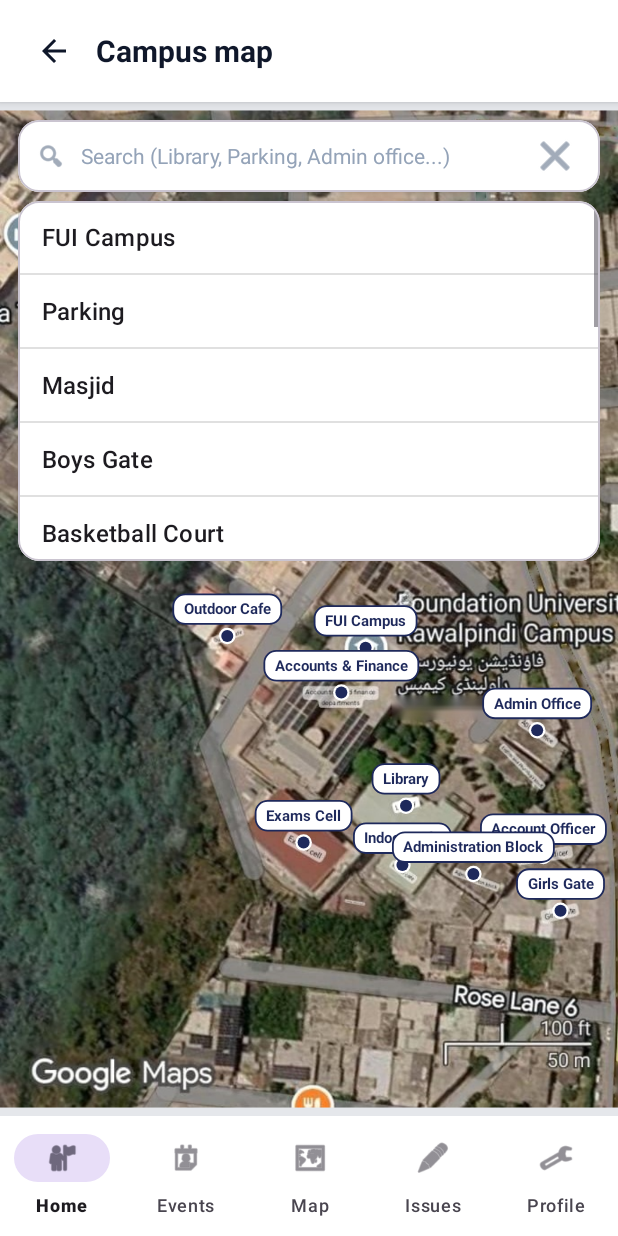
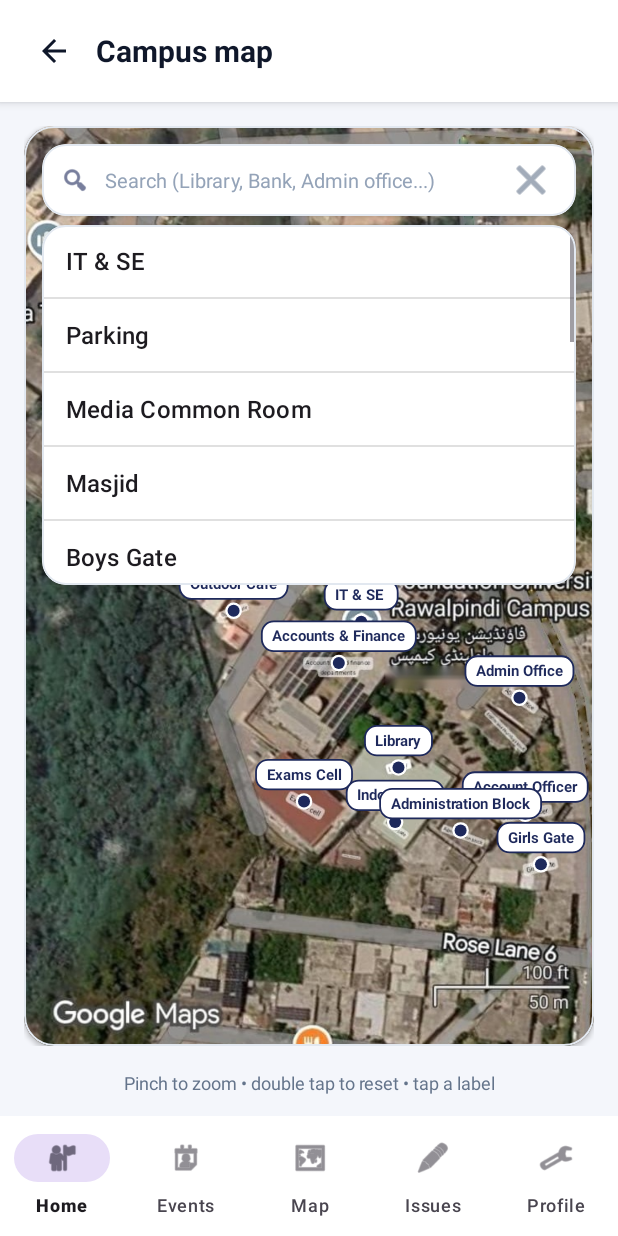
Before and after one commit to Ansa0112/Campus-Super-App, an Android app: the fragment CampusMapFragment placed in its activity, after a tap on "Clear", on a phone screen of 412 x 824 dp. Run offline under Robolectric (Android 15) with nearby library versions, the phone set to English and light mode, and no system bars; our stand-ins replace Firebase (no records; nobody signed in at launch, a user with empty details on screens opened directly).

Commit message:
Add campus map fragment with labels and search

```diff
--- a/app/src/main/java/com/example/campussuperapp/CampusMapFragment.java
+++ b/app/src/main/java/com/example/campussuperapp/CampusMapFragment.java
@@ -40,8 +40,9 @@ public class CampusMapFragment extends Fragment {
     // Har jagah ki position image ke pixels mein (x, y). Image par jahan label chahiye wahan ki
     // x,y yahan likh dein. Naya naam jorna ho to ek line aur add kar dein.
     private static final List<CampusMapView.Spot> SPOTS = Arrays.asList(
-            spot("FUI Campus", 407, 598),
+            spot("IT & SE ", 407, 598),
             spot("Parking", 394, 268),
+            spot("Media Common Room", 204, 381),
             spot("Masjid", 480, 428),
             spot("Boys Gate", 512, 463),
             spot("Basketball Court", 303, 487),
--- a/app/src/main/java/com/example/campussuperapp/CampusMapView.java
+++ b/app/src/main/java/com/example/campussuperapp/CampusMapView.java
@@ -41,6 +41,10 @@ public class CampusMapView extends View {
         void onSpotClick(Spot spot);
     }
 
+    public interface OnLongPressListener {
+        void onLongPress(float fx, float fy); // image ke andar position (0..1)
+    }
+
     private Bitmap bitmap;
     private final Matrix matrix = new Matrix();
     private final float[] m = new float[9];
@@ -51,6 +55,7 @@ public class CampusMapView extends View {
     private final List<Spot> spots = new ArrayList<>();
     private Spot selected;
     private OnSpotClickListener listener;
+    private OnLongPressListener longPressListener;
 
     private final float density;
     private final Paint bitmapPaint = new Paint(Paint.ANTI_ALIAS_FLAG | Paint.FILTER_BITMAP_FLAG);
@@ -106,6 +111,17 @@ public class CampusMapView extends View {
                 return true;
             }
 
+            // Long press: jis jagah dabaya uske image coordinates bata do (jagah jorne ke liye)
+            @Override
+            public void onLongPress(MotionEvent e) {
+                if (!ready || longPressListener == null) return;
+                Matrix inv = new Matrix();
+                matrix.invert(inv);
+                float[] p = {e.getX(), e.getY()};
+                inv.mapPoints(p);
+                longPressListener.onLongPress(p[0] / bitmap.getWidth(), p[1] / bitmap.getHeight());
+            }
+
             @Override
             public boolean onDoubleTap(MotionEvent e) {
                 if (!ready) return false;
@@ -156,6 +172,10 @@ public class CampusMapView extends View {
 
     public void setOnSpotClickListener(OnSpotClickListener l) {
         listener = l;
+    }
+
+    public void setOnLongPressListener(OnLongPressListener l) {
+        longPressListener = l;
     }
 
     public void selectSpot(@Nullable Spot s, boolean zoomIn) {
--- a/app/src/main/res/layout/fragment_campus_map.xml
+++ b/app/src/main/res/layout/fragment_campus_map.xml
@@ -5,13 +5,13 @@
     android:layout_width="match_parent"
     android:layout_height="match_parent"
     android:orientation="vertical"
-    android:background="#FFFFFF"
+    android:background="#F4F6FB"
     android:clickable="true"
     android:focusable="true"
     android:focusableInTouchMode="true"
     tools:context=".CampusMapFragment">
 
-    <!-- Header -->
+    <!-- Header (Contact Us / Emergency jaisa) -->
     <LinearLayout
         android:layout_width="match_parent"
         android:layout_height="wrap_content"
@@ -41,16 +41,30 @@
             android:textStyle="bold" />
     </LinearLayout>
 
+    <!-- Map card -->
     <FrameLayout
         android:layout_width="match_parent"
         android:layout_height="0dp"
-        android:layout_weight="1">
+        android:layout_weight="1"
+        android:padding="16dp">
+
+        <com.google.android.material.card.MaterialCardView
+            android:layout_width="match_parent"
+            android:layout_height="match_parent"
+            app:cardBackgroundColor="#EEF2F7"
+            app:cardCornerRadius="20dp"
+            app:cardElevation="2dp"
+            app:strokeColor="#E2E8F0"
+            app:strokeWidth="1dp">
+
+            <FrameLayout
+                android:layout_width="match_parent"
+                android:layout_height="match_parent">
 
                 <com.example.campussuperapp.CampusMapView
                     android:id="@+id/campusMap"
                     android:layout_width="match_parent"
-            android:layout_height="match_parent"
-            android:background="#E5E7EB" />
+                    android:layout_height="match_parent" />
 
                 <!-- Search bar + results (map ke upar) -->
                 <LinearLayout
@@ -63,8 +77,10 @@
                         android:layout_width="match_parent"
                         android:layout_height="wrap_content"
                         app:cardBackgroundColor="#FFFFFF"
-                app:cardCornerRadius="14dp"
-                app:cardElevation="6dp">
+                        app:cardCornerRadius="16dp"
+                        app:cardElevation="4dp"
+                        app:strokeColor="#E2E8F0"
+                        app:strokeWidth="1dp">
 
                         <LinearLayout
                             android:layout_width="match_parent"
@@ -78,7 +94,7 @@
                                 android:layout_height="20dp"
                                 android:src="@android:drawable/ic_menu_search"
                                 android:contentDescription="Search"
-                        app:tint="#64748B" />
+                                app:tint="#1E295B" />
 
                             <EditText
                                 android:id="@+id/etSearch"
@@ -86,14 +102,14 @@
                                 android:layout_height="48dp"
                                 android:layout_weight="1"
                                 android:background="@null"
-                        android:hint="Search (Library, Parking, Admin office...)"
+                                android:hint="Search (Library, Bank, Admin office...)"
                                 android:imeOptions="actionSearch"
                                 android:inputType="text"
                                 android:maxLines="1"
                                 android:paddingHorizontal="10dp"
                                 android:textColor="#0F172A"
                                 android:textColorHint="#94A3B8"
-                        android:textSize="14sp" />
+                                android:textSize="13sp" />
 
                             <ImageButton
                                 android:id="@+id/btnClearSearch"
@@ -113,8 +129,10 @@
                         android:layout_marginTop="6dp"
                         android:visibility="gone"
                         app:cardBackgroundColor="#FFFFFF"
-                app:cardCornerRadius="14dp"
-                app:cardElevation="6dp">
+                        app:cardCornerRadius="16dp"
+                        app:cardElevation="4dp"
+                        app:strokeColor="#E2E8F0"
+                        app:strokeWidth="1dp">
 
                         <ListView
                             android:id="@+id/lvResults"
@@ -123,4 +141,16 @@
                     </com.google.android.material.card.MaterialCardView>
                 </LinearLayout>
             </FrameLayout>
+        </com.google.android.material.card.MaterialCardView>
+    </FrameLayout>
+
+    <!-- Hint -->
+    <TextView
+        android:layout_width="match_parent"
+        android:layout_height="wrap_content"
+        android:layout_marginBottom="14dp"
+        android:gravity="center"
+        android:text="Pinch to zoom • double tap to reset • tap a label"
+        android:textColor="#64748B"
+        android:textSize="12sp" />
 </LinearLayout>
```
Also changed, not shown: app/src/main/res/campus_map/campus_map.jpg (added). Lines whose indentation alone changed are shown as unchanged.
